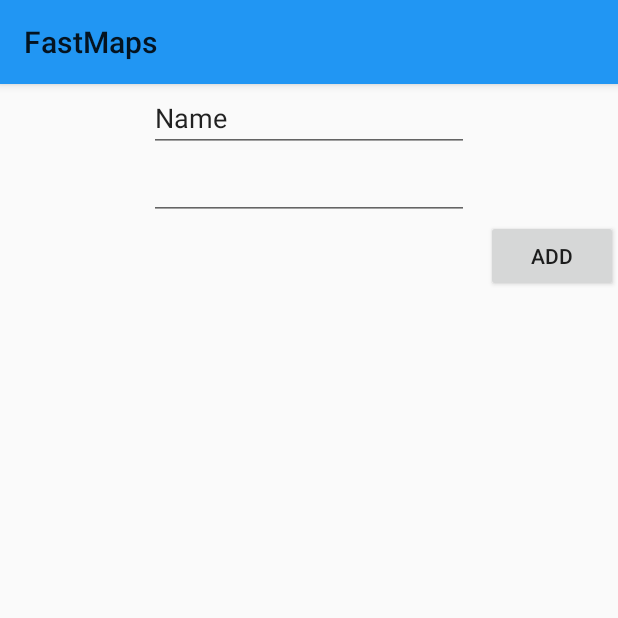
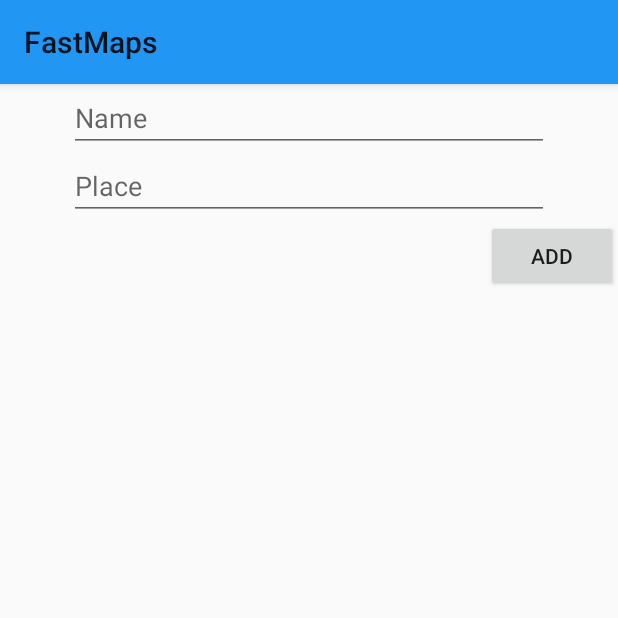
Before and after one commit to goolick/FastMaps, an Android app: the fragment SearchDialog shown on its own in the app's theme, on a phone screen of 412 x 824 dp, the top half of it. Run offline under Robolectric (Android 15) with nearby library versions, the phone set to English and light mode, and no system bars; 1 statement that could not run was skipped.

Commit message:
added animator, updated all java files

```diff
--- a/app/src/main/AndroidManifest.xml
+++ b/app/src/main/AndroidManifest.xml
@@ -15,6 +15,11 @@
 
                 <category android:name="android.intent.category.LAUNCHER" />
             </intent-filter>
+            <intent-filter>
+                <action android:name="android.intent.action.VIEW" />
+                <data android:scheme="geo" />
+                <category android:name="android.intent.category.DEFAULT" />
+            </intent-filter>
         </activity>
     </application>
 
--- a/app/src/main/java/com/fastmaps/andrew/fastmaps/SearchDialog.java
+++ b/app/src/main/java/com/fastmaps/andrew/fastmaps/SearchDialog.java
@@ -23,16 +23,17 @@ public class SearchDialog extends DialogFragment{
         View view = inflater.inflate(R.layout.search_dialog, container);
         getDialog().setTitle("Add Shortcut");
 
+
         final EditText editTextName = (EditText) view.findViewById(R.id.editTextName);
-        final EditText editTextAddress = (EditText) view.findViewById(R.id.editTextAddress);
+        final EditText editTextPlace = (EditText) view.findViewById(R.id.editTextPlace);
         final Context context = getActivity();
 
         Button button = (Button) view.findViewById(R.id.button);
         button.setOnClickListener(new View.OnClickListener() {
             @Override
             public void onClick(View v) {
-                Boolean checkName = editTextName.getText().toString().equals("");
-                Boolean checkPlace = editTextAddress.getText().toString().equals("");
+                Boolean checkName = editTextName.getText().toString().equals(""); // Make sure Name field is filled
+                Boolean checkPlace = editTextPlace.getText().toString().equals(""); // Make sure Place field is filled
                 Log.d("checkName", checkName.toString());
                 Log.d("checkPlace", checkPlace.toString());
 
@@ -45,7 +46,7 @@ public class SearchDialog extends DialogFragment{
                     }
                 }
                 else {
-                    MainActivity.AddData(editTextName.getText().toString(), editTextAddress.getText().toString());
+                    MainActivity.AddData(editTextName.getText().toString(), editTextPlace.getText().toString());
                     MainActivity.Updated = true;
                     dismiss();
                 }
--- a/app/src/main/res/layout/custom_row.xml
+++ b/app/src/main/res/layout/custom_row.xml
@@ -4,7 +4,7 @@
     android:orientation="vertical"
     android:layout_width="match_parent"
     android:layout_height="wrap_content"
-    android:visibility="visible">
+    android:paddingBottom="@dimen/abc_action_bar_default_padding_material">
 
         <TextView
             android:id="@+id/primary_text"
@@ -37,6 +37,5 @@
         android:layout_alignParentEnd="true"
         android:layout_marginRight="10dp"
         android:layout_marginEnd="10dp"
-        android:onClick="Navigate"
         />
     </RelativeLayout>
--- a/app/src/main/res/layout/search_dialog.xml
+++ b/app/src/main/res/layout/search_dialog.xml
@@ -9,8 +9,9 @@
         android:layout_width="wrap_content"
         android:layout_height="wrap_content"
         android:inputType="textPersonName"
-        android:text="@string/dialog_name"
-        android:ems="10"
+        android:hint="@string/dialog_name"
+        android:textSize="@dimen/abc_text_size_medium_material"
+        android:ems="15"
         android:id="@+id/editTextName"
         android:layout_gravity="center_horizontal" />
 
@@ -19,8 +20,10 @@
         android:layout_width="wrap_content"
         android:layout_height="wrap_content"
         android:inputType="textPostalAddress"
-        android:ems="10"
-        android:id="@+id/editTextAddress"
+        android:hint="@string/dialog_place"
+        android:textSize="@dimen/abc_text_size_medium_material"
+        android:ems="15"
+        android:id="@+id/editTextPlace"
         android:layout_gravity="center_horizontal"/>
 
     <Button
--- a/app/src/main/res/values/strings.xml
+++ b/app/src/main/res/values/strings.xml
@@ -5,4 +5,5 @@
     <string name="default_secondary_text">Address of location 1</string>
     <string name="dialog_confirm">Add</string>
     <string name="dialog_name">Name</string>
+    <string name="dialog_place">Place</string>
 </resources>
```
Also changed, not shown: app/src/main/java/com/fastmaps/andrew/fastmaps/MainActivity.java (+28 -29 lines), app/src/main/java/com/fastmaps/andrew/fastmaps/MapData.java (+20 -3 lines), app/src/main/java/com/fastmaps/andrew/fastmaps/MyAdapter.java (+60 -12 lines).
